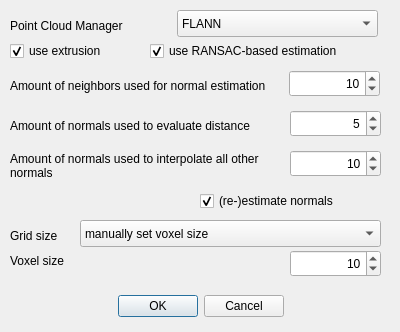
uos/lvr2, file src/tools/viewer/ui/LVRReconstructionMarchingCubesDialogUI.ui: the form before one commit.
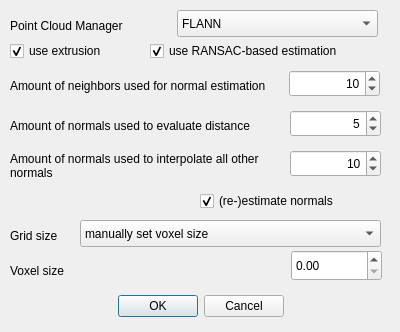
The form after the commit.

Commit message: Made voxelsize float in viewer; re-activated OpenMP MC

What changed in the file:
```diff
--- a/src/tools/viewer/ui/LVRReconstructionMarchingCubesDialogUI.ui
+++ b/src/tools/viewer/ui/LVRReconstructionMarchingCubesDialogUI.ui
@@ -208,7 +208,7 @@
    <property name="geometry">
     <rect>
      <x>10</x>
-     <y>250</y>
+     <y>260</y>
      <width>271</width>
      <height>21</height>
     </rect>
@@ -283,27 +283,15 @@
     <number>10</number>
    </property>
   </widget>
-  <widget class="QSpinBox" name="spinBox_below_gs">
+  <widget class="QDoubleSpinBox" name="spinBox_below_gs">
    <property name="geometry">
     <rect>
-     <x>290</x>
+     <x>291</x>
      <y>250</y>
      <width>91</width>
-     <height>27</height>
+     <height>31</height>
     </rect>
    </property>
-   <property name="alignment">
-    <set>Qt::AlignRight|Qt::AlignTrailing|Qt::AlignVCenter</set>
-   </property>
-   <property name="minimum">
-    <number>1</number>
-   </property>
-   <property name="maximum">
-    <number>1000</number>
-   </property>
-   <property name="value">
-    <number>10</number>
-   </property>
   </widget>
  </widget>
  <resources/>
```
The commit also changes 2 other files.
